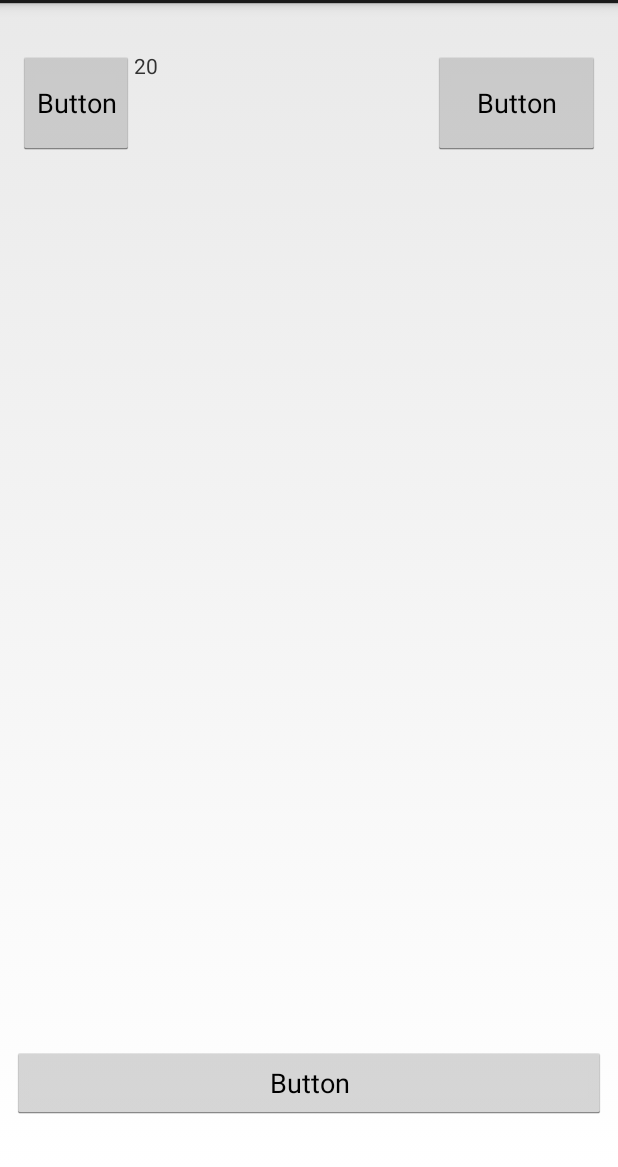
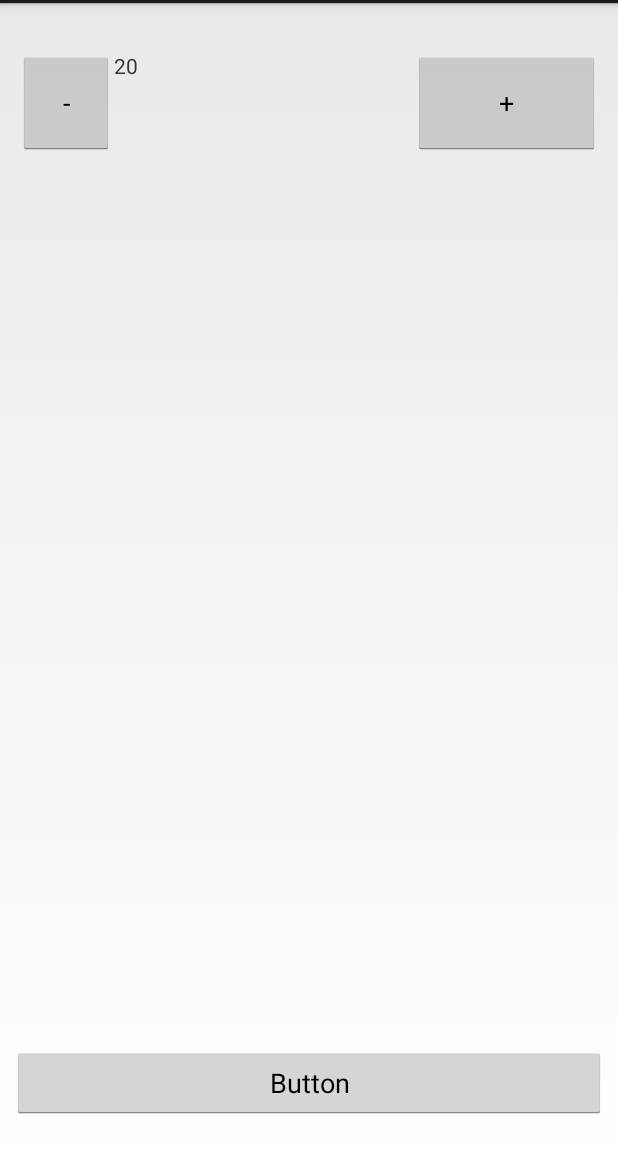
Before and after one commit to liquidwhale/SovietTimer, an Android app: the screen it shows after launch (MainActivity), on a phone screen of 412 x 824 dp, the part 69-1236 px from its top. Run offline under Robolectric (Android 15) with nearby library versions, the phone set to English and light mode, and no system bars.

Commit message:
set ids to buttons on MainActivit

```diff
--- a/app/src/main/res/layout/activity_main.xml
+++ b/app/src/main/res/layout/activity_main.xml
@@ -42,12 +42,12 @@
         app:layout_constraintTop_toTopOf="parent">
 
         <Button
-            android:text="Button"
+            android:text="-"
             android:layout_width="wrap_content"
             android:layout_height="69dp"
             tools:layout_editor_absoluteY="25dp"
             tools:layout_editor_absoluteX="305dp"
-            android:id="@+id/button9" />
+            android:id="@+id/minusButton" />
 
         <TextView
             android:layout_width="199dp"
@@ -57,12 +57,12 @@
             android:id="@+id/textView" />
 
         <Button
-            android:text="Button"
+            android:text="+"
             android:layout_width="wrap_content"
             android:layout_height="69dp"
             tools:layout_editor_absoluteY="25dp"
             tools:layout_editor_absoluteX="305dp"
-            android:id="@+id/button2"
+            android:id="@+id/plusButton"
             android:layout_weight="1" />
 
     </LinearLayout>
```
